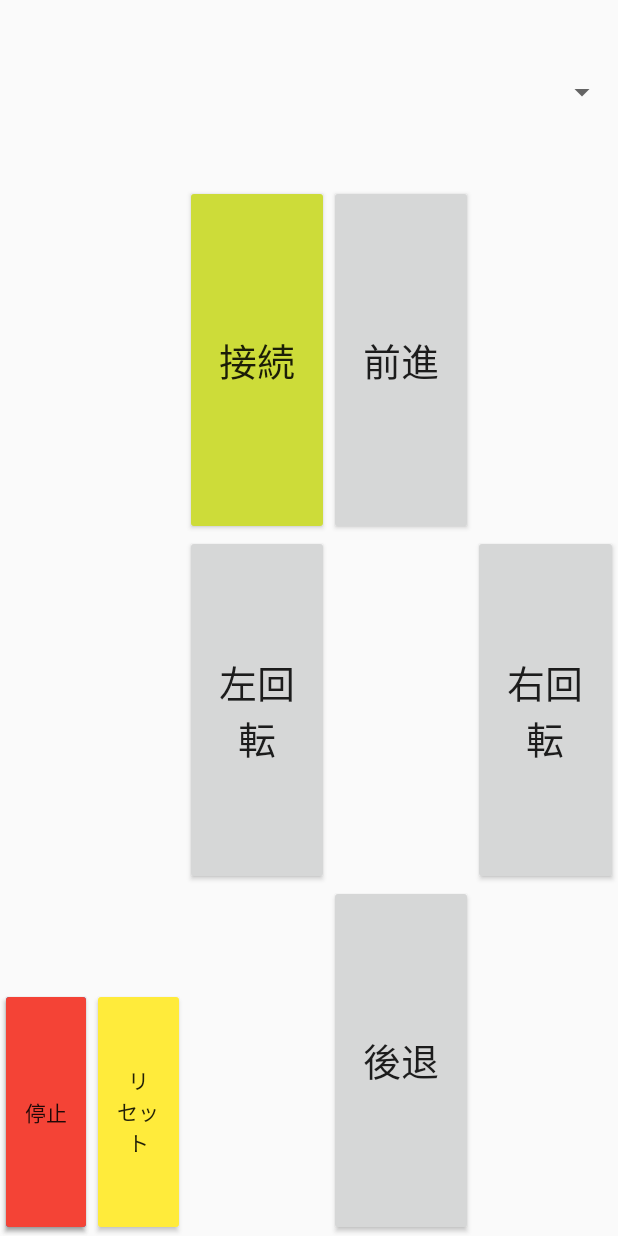
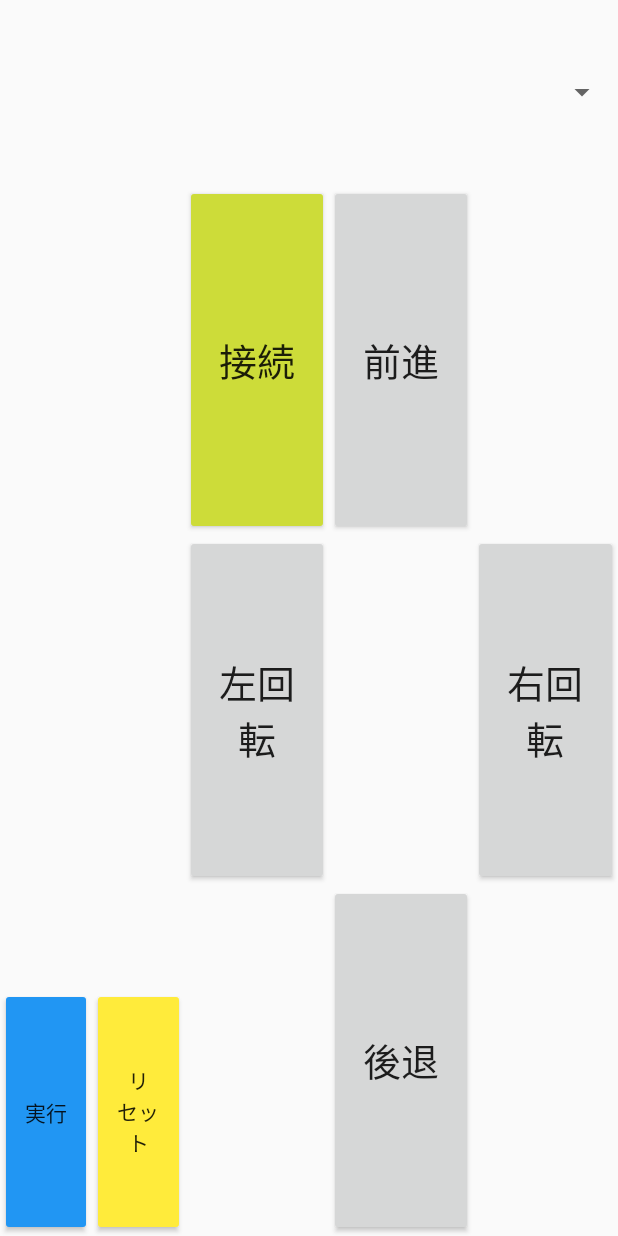
Before and after one commit to y-ogawara/EV3RemoteApp, an Android app: the layout activity_main.xml on its own in the app's theme, with its tools: preview values and no code run, on a phone screen of 412 x 824 dp. Run offline under Robolectric (Android 15) with nearby library versions, the phone set to English and light mode, and no system bars.

Commit message:
FrameLayoutを削除

```diff
--- a/app/src/main/res/layout/activity_main.xml
+++ b/app/src/main/res/layout/activity_main.xml
@@ -11,10 +11,10 @@
         android:orientation="vertical">
 
         <ListView
+            android:id="@+id/list_run"
             android:layout_width="match_parent"
             android:layout_height="0dp"
-            android:layout_weight="8"
-            android:id="@+id/list_run" />
+            android:layout_weight="8" />
 
         <LinearLayout
             android:layout_width="match_parent"
@@ -22,50 +22,33 @@
             android:layout_weight="2"
             android:orientation="horizontal">
 
-            <FrameLayout
+
+            <LinearLayout
                 android:layout_width="0dp"
                 android:layout_height="match_parent"
+                android:orientation="horizontal"
                 android:layout_weight="1">
 
-                <LinearLayout
+                <Button
+                    android:id="@+id/run_stop"
                     android:layout_width="match_parent"
                     android:layout_height="match_parent"
-                    android:orientation="horizontal">
+                    android:backgroundTint="#2196f3"
+                    android:onClick="command"
+                    android:tag="run"
+                    android:text="実行" />
+            </LinearLayout>
 
-                    <Button
-                        android:id="@+id/run"
-                        android:layout_width="match_parent"
-                        android:layout_height="match_parent"
-                        android:onClick="command"
-                        android:tag="run"
-                        android:text="実行"
-                        android:backgroundTint="#2196f3"/>
-                </LinearLayout>
-
-                <LinearLayout
-                    android:layout_width="match_parent"
-                    android:layout_height="match_parent"
-                    android:orientation="horizontal">
-                    <Button
-                        android:id="@+id/stop"
-                        android:layout_width="match_parent"
-                        android:layout_height="match_parent"
-                        android:onClick="command"
-                        android:tag="stop"
-                        android:text="停止"
-                        android:backgroundTint="#f44336"/>
-                </LinearLayout>
-            </FrameLayout>
 
             <Button
                 android:id="@+id/reset"
-                android:tag="reset"
                 android:layout_width="0dp"
                 android:layout_height="match_parent"
+                android:layout_weight="1"
+                android:backgroundTint="#FFEB3B"
                 android:onClick="command"
-                android:layout_weight="1"
-                android:text="リセット"
-                android:backgroundTint="#FFEB3B" />
+                android:tag="reset"
+                android:text="リセット" />
         </LinearLayout>
     </LinearLayout>
 
@@ -78,7 +61,7 @@
         <LinearLayout
             android:layout_width="match_parent"
             android:layout_height="0dp"
-            android:layout_weight="1.5" >
+            android:layout_weight="1.5">
 
             <Spinner
                 android:id="@+id/spinner"
@@ -108,10 +91,10 @@
                         android:id="@+id/connect"
                         android:layout_width="match_parent"
                         android:layout_height="match_parent"
+                        android:backgroundTint="#CDDC39"
                         android:onClick="connect"
                         android:text="接続"
-                        android:textSize="25dp"
-                        android:backgroundTint="#CDDC39"/>
+                        android:textSize="25dp" />
                 </LinearLayout>
 
                 <LinearLayout
@@ -207,11 +190,11 @@
                     android:orientation="horizontal">
 
                     <Button
+                        android:id="@+id/back"
                         android:layout_width="match_parent"
                         android:layout_height="match_parent"
+                        android:onClick="move"
                         android:tag="back"
-                        android:id="@+id/back"
-                        android:onClick="move"
                         android:text="後退"
                         android:textSize="25dp" />
                 </LinearLayout>
```
